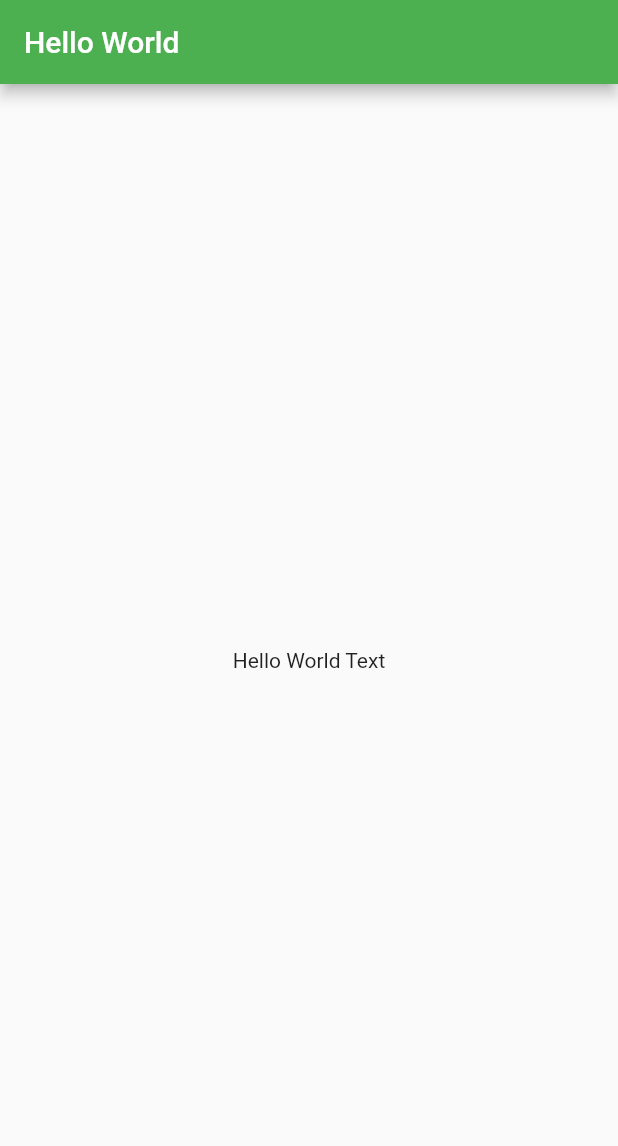
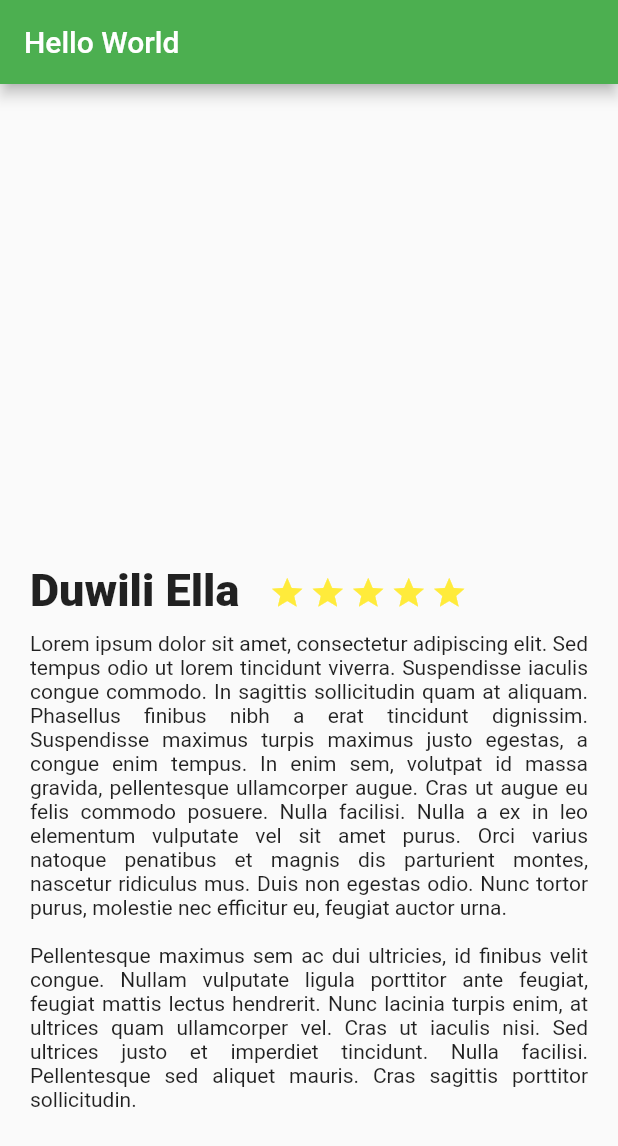
Before and after one commit to Jhonsebas77/platzi-Flutter, a Flutter app: the screen it shows after launch, on a phone screen of 412 x 824 dp. Shown: the top 1146 px of the screen. Run offline on Flutter 3.47's test engine with Material 2 defaults, Android fonts, the phone set to English and light mode, and no system bars.

Commit message:
Add Info Widgets

```diff
--- /dev/null
+++ b/lib/widget/description_place.dart
@@ -0,0 +1,42 @@
+import 'package:flutter/material.dart';
+
+class DescriptionPlace extends StatelessWidget {
+  final String textDummy =
+      """Lorem ipsum dolor sit amet, consectetur adipiscing elit. Sed tempus odio ut lorem tincidunt viverra. Suspendisse iaculis congue commodo. In sagittis sollicitudin quam at aliquam. Phasellus finibus nibh a erat tincidunt dignissim. Suspendisse maximus turpis maximus justo egestas, a congue enim tempus. In enim sem, volutpat id massa gravida, pellentesque ullamcorper augue. Cras ut augue eu felis commodo posuere. Nulla facilisi. Nulla a ex in leo elementum vulputate vel sit amet purus. Orci varius natoque penatibus et magnis dis parturient montes, nascetur ridiculus mus. Duis non egestas odio. Nunc tortor purus, molestie nec efficitur eu, feugiat auctor urna.
+
+Pellentesque maximus sem ac dui ultricies, id finibus velit congue. Nullam vulputate ligula porttitor ante feugiat, feugiat mattis lectus hendrerit. Nunc lacinia turpis enim, at ultrices quam ullamcorper vel. Cras ut iaculis nisi. Sed ultrices justo et imperdiet tincidunt. Nulla facilisi. Pellentesque sed aliquet mauris. Cras sagittis porttitor sollicitudin.""";
+  @override
+  Widget build(BuildContext context) {
+    final star = Container(
+      margin: EdgeInsets.only(top: 323, right: 3),
+      child: Icon(Icons.star, color: Colors.yellow),
+    );
+    final descriptionText = Container(
+      margin: EdgeInsets.only(left: 20, right: 20, top: 10),
+      child: Text(
+        textDummy,
+        textAlign: TextAlign.justify,
+      ),
+      alignment: Alignment.centerLeft,
+    );
+    final titleStars = Row(
+      children: <Widget>[
+        Container(
+          margin: EdgeInsets.only(top: 320.0, left: 20.0, right: 20),
+          child: Text(
+            "Duwili Ella",
+            style: TextStyle(fontSize: 30, fontWeight: FontWeight.w900),
+            textAlign: TextAlign.center,
+          ),
+        ),
+        Row(
+          children: <Widget>[star, star, star, star, star],
+        )
+      ],
+    );
+    final container = Column(
+      children: <Widget>[titleStars, descriptionText],
+    );
+    return container;
+  }
+}
```
Also changed, not shown: lib/main.dart (+2 -101 lines).
